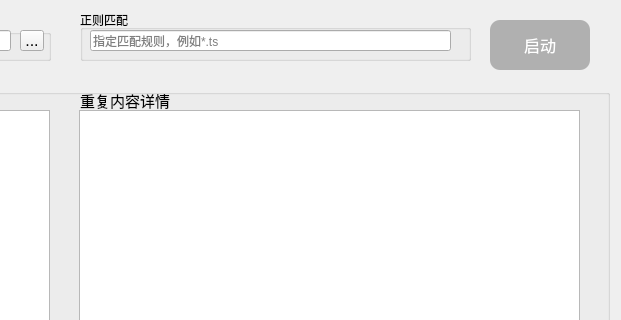
Above: sample/qt/src/widget/DetectDuplicateFilesWidget.ui from Johnny-dot/Tools before the change; both pictures show x 290 to 911 and y 0 to 320 of the 911 by 440 pixel window. Below: the same form after it.
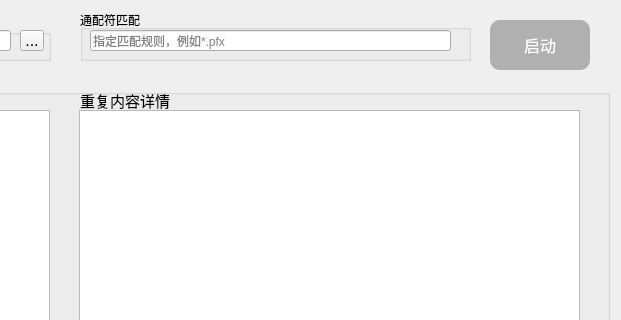
That is the form after the change.

Patch:
```diff
--- a/sample/qt/src/widget/DetectDuplicateFilesWidget.ui
+++ b/sample/qt/src/widget/DetectDuplicateFilesWidget.ui
@@ -205,7 +205,7 @@
     </rect>
    </property>
    <property name="title">
-    <string>正则匹配</string>
+    <string>通配符匹配</string>
    </property>
    <widget class="QLineEdit" name="lineEdit_match">
     <property name="geometry">
@@ -217,7 +217,7 @@
      </rect>
     </property>
     <property name="placeholderText">
-     <string>指定匹配规则，例如*.ts</string>
+     <string>指定匹配规则，例如*.pfx </string>
     </property>
    </widget>
   </widget>
```
